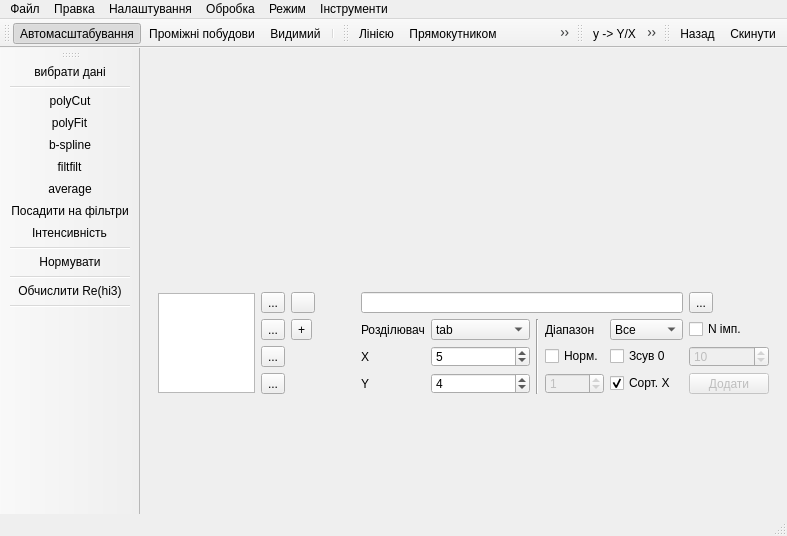
First picture: the form in mainwindow.ui, repository xkronosua/QTR, before the edit.
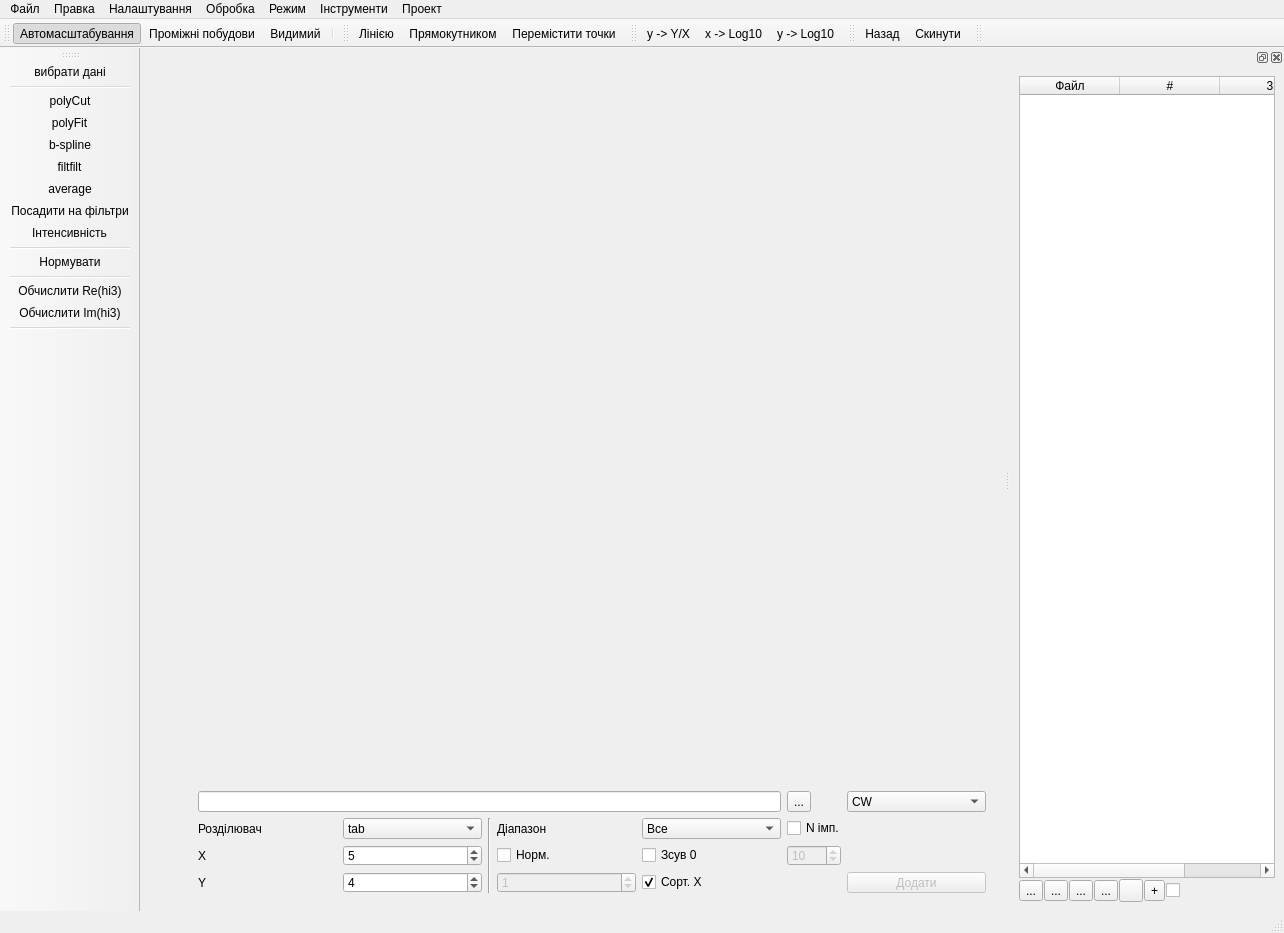
Second picture: the form after the edit. The open tabs and pages were chosen to show the change. Icons and pictures are not drawn.

Patch:
```diff
--- a/mainwindow.ui
+++ b/mainwindow.ui
@@ -6,14 +6,14 @@
    <rect>
     <x>0</x>
     <y>0</y>
-    <width>787</width>
-    <height>536</height>
+    <width>1284</width>
+    <height>933</height>
    </rect>
   </property>
   <property name="sizePolicy">
-   <sizepolicy hsizetype="MinimumExpanding" vsizetype="MinimumExpanding">
-    <horstretch>0</horstretch>
-    <verstretch>0</verstretch>
+   <sizepolicy hsizetype="Maximum" vsizetype="MinimumExpanding">
+    <horstretch>100</horstretch>
+    <verstretch>100</verstretch>
    </sizepolicy>
   </property>
   <property name="minimumSize">
@@ -63,7 +63,7 @@
     <item>
      <widget class="QWidget" name="horizontalWidget" native="true">
       <property name="sizePolicy">
-       <sizepolicy hsizetype="MinimumExpanding" vsizetype="MinimumExpanding">
+       <sizepolicy hsizetype="Expanding" vsizetype="Expanding">
         <horstretch>0</horstretch>
         <verstretch>0</verstretch>
        </sizepolicy>
@@ -73,7 +73,27 @@
         <enum>QLayout::SetMinAndMaxSize</enum>
        </property>
        <item>
-        <layout class="QVBoxLayout" name="mplWidget"/>
+        <layout class="QHBoxLayout" name="mplWidget">
+         <property name="spacing">
+          <number>1</number>
+         </property>
+         <property name="sizeConstraint">
+          <enum>QLayout::SetMinAndMaxSize</enum>
+         </property>
+         <item>
+          <spacer name="verticalSpacer">
+           <property name="orientation">
+            <enum>Qt::Vertical</enum>
+           </property>
+           <property name="sizeHint" stdset="0">
+            <size>
+             <width>20</width>
+             <height>0</height>
+            </size>
+           </property>
+          </spacer>
+         </item>
+        </layout>
        </item>
       </layout>
      </widget>
@@ -81,7 +101,7 @@
     <item>
      <widget class="QStackedWidget" name="stackedWidget">
       <property name="sizePolicy">
-       <sizepolicy hsizetype="Expanding" vsizetype="MinimumExpanding">
+       <sizepolicy hsizetype="Expanding" vsizetype="Minimum">
         <horstretch>0</horstretch>
         <verstretch>0</verstretch>
        </sizepolicy>
@@ -96,8 +116,14 @@
        <number>3</number>
       </property>
       <widget class="QWidget" name="page_Data">
+       <property name="sizePolicy">
+        <sizepolicy hsizetype="Maximum" vsizetype="MinimumExpanding">
+         <horstretch>0</horstretch>
+         <verstretch>0</verstretch>
+        </sizepolicy>
+       </property>
        <layout class="QGridLayout" name="gridLayout_4">
-        <item row="3" column="9">
+        <item row="3" column="10">
          <widget class="QSpinBox" name="mColumn">
           <property name="enabled">
            <bool>false</bool>
@@ -107,131 +133,73 @@
           </property>
          </widget>
         </item>
-        <item row="3" column="6">
+        <item row="3" column="7">
          <widget class="QLabel" name="label_2">
           <property name="text">
            <string>Y</string>
           </property>
          </widget>
         </item>
-        <item row="1" column="3">
-         <widget class="QToolButton" name="rowMoveUp">
+        <item row="2" column="10">
+         <widget class="QCheckBox" name="isNormColumn">
           <property name="text">
-           <string>...</string>
+           <string>Норм.</string>
           </property>
-          <property name="icon">
-           <iconset>
-            <normaloff>buttons/up.svg</normaloff>buttons/up.svg</iconset>
+          <property name="checked">
+           <bool>false</bool>
           </property>
          </widget>
         </item>
-        <item row="1" column="8" rowspan="3">
+        <item row="1" column="9" rowspan="3">
          <widget class="Line" name="line">
           <property name="orientation">
            <enum>Qt::Vertical</enum>
           </property>
          </widget>
         </item>
-        <item row="1" column="9">
+        <item row="1" column="10">
          <widget class="QLabel" name="label_4">
           <property name="text">
            <string>Діапазон</string>
           </property>
          </widget>
         </item>
-        <item row="2" column="9">
-         <widget class="QCheckBox" name="isNormColumn">
-          <property name="text">
-           <string>Норм.</string>
-          </property>
-          <property name="checked">
-           <bool>false</bool>
-          </property>
-         </widget>
-        </item>
-        <item row="3" column="7">
+        <item row="3" column="8">
          <widget class="QSpinBox" name="yColumn">
           <property name="value">
            <number>4</number>
           </property>
          </widget>
         </item>
-        <item row="0" column="6" colspan="5">
+        <item row="0" column="7" colspan="5">
          <widget class="QLineEdit" name="filePath">
           <property name="echoMode">
            <enum>QLineEdit::Normal</enum>
           </property>
          </widget>
         </item>
-        <item row="0" column="11">
+        <item row="0" column="12">
          <widget class="QToolButton" name="selectFile">
           <property name="text">
            <string>...</string>
           </property>
          </widget>
         </item>
-        <item row="1" column="6">
+        <item row="1" column="7">
          <widget class="QLabel" name="label_3">
           <property name="text">
            <string>Розділювач</string>
           </property>
          </widget>
         </item>
-        <item row="2" column="10">
+        <item row="2" column="11">
          <widget class="QCheckBox" name="shift0">
           <property name="text">
            <string>Зсув 0</string>
           </property>
          </widget>
         </item>
-        <item row="0" column="0" rowspan="4" colspan="3">
-         <widget class="QTableWidget" name="namesTable">
-          <property name="maximumSize">
-           <size>
-            <width>400</width>
-            <height>100</height>
-           </size>
-          </property>
-          <property name="editTriggers">
-           <set>QAbstractItemView::DoubleClicked</set>
-          </property>
-          <property name="alternatingRowColors">
-           <bool>true</bool>
-          </property>
-          <property name="selectionMode">
-           <enum>QAbstractItemView::ExtendedSelection</enum>
-          </property>
-          <property name="selectionBehavior">
-           <enum>QAbstractItemView::SelectRows</enum>
-          </property>
-          <property name="columnCount">
-           <number>1</number>
-          </property>
-          <attribute name="horizontalHeaderVisible">
-           <bool>false</bool>
-          </attribute>
-          <attribute name="horizontalHeaderCascadingSectionResizes">
-           <bool>true</bool>
-          </attribute>
-          <attribute name="horizontalHeaderShowSortIndicator" stdset="0">
-           <bool>false</bool>
-          </attribute>
-          <attribute name="horizontalHeaderStretchLastSection">
-           <bool>false</bool>
-          </attribute>
-          <attribute name="verticalHeaderCascadingSectionResizes">
-           <bool>false</bool>
-          </attribute>
-          <attribute name="verticalHeaderShowSortIndicator" stdset="0">
-           <bool>true</bool>
-          </attribute>
-          <attribute name="verticalHeaderStretchLastSection">
-           <bool>false</bool>
-          </attribute>
-          <column/>
-         </widget>
-        </item>
-        <item row="0" column="5" rowspan="4">
+        <item row="0" column="6" rowspan="4">
          <spacer name="horizontalSpacer">
           <property name="orientation">
            <enum>Qt::Horizontal</enum>
@@ -247,33 +215,14 @@
           </property>
          </spacer>
         </item>
-        <item row="3" column="3">
-         <widget class="QToolButton" name="saveData">
-          <property name="text">
-           <string>...</string>
-          </property>
-          <property name="icon">
-           <iconset>
-            <normaloff>buttons/save.svg</normaloff>buttons/save.svg</iconset>
-          </property>
-         </widget>
-        </item>
-        <item row="0" column="4">
-         <widget class="QToolButton" name="multiPlot">
-          <property name="icon">
-           <iconset>
-            <normaloff>buttons/multiPlot.png</normaloff>buttons/multiPlot.png</iconset>
-          </property>
-         </widget>
-        </item>
-        <item row="2" column="7">
+        <item row="2" column="8">
          <widget class="QSpinBox" name="xColumn">
           <property name="value">
            <number>5</number>
           </property>
          </widget>
         </item>
-        <item row="1" column="10">
+        <item row="1" column="11">
          <widget class="QComboBox" name="selectPartOfData">
           <item>
            <property name="text">
@@ -292,7 +241,7 @@
           </item>
          </widget>
         </item>
-        <item row="1" column="7">
+        <item row="1" column="8">
          <widget class="QComboBox" name="delimiter">
           <property name="currentIndex">
            <number>2</number>
@@ -334,18 +283,7 @@
           </item>
          </widget>
         </item>
-        <item row="0" column="3">
-         <widget class="QToolButton" name="deleteData">
-          <property name="text">
-           <string>...</string>
-          </property>
-          <property name="icon">
-           <iconset>
-            <normaloff>buttons/remove.svg</normaloff>buttons/remove.svg</iconset>
-          </property>
-         </widget>
-        </item>
-        <item row="2" column="6">
+        <item row="2" column="7">
          <widget class="QLabel" name="label">
           <property name="text">
            <string>X</string>
@@ -353,57 +291,37 @@
          </widget>
         </item>
         <item row="3" column="11">
-         <widget class="QPushButton" name="addToTable">
-          <property name="enabled">
-           <bool>false</bool>
-          </property>
+         <widget class="QCheckBox" name="autoSortData">
           <property name="text">
-           <string>Додати</string>
+           <string>Сорт. Х</string>
           </property>
-          <property name="icon">
-           <iconset>
-            <normaloff>buttons/add.svg</normaloff>buttons/add.svg</iconset>
+          <property name="checked">
+           <bool>true</bool>
           </property>
-          <property name="iconSize">
-           <size>
-            <width>16</width>
-            <height>16</height>
-           </size>
-          </property>
          </widget>
         </item>
-        <item row="2" column="3">
-         <widget class="QToolButton" name="rowMoveDown">
-          <property name="text">
-           <string>...</string>
-          </property>
-          <property name="icon">
-           <iconset>
-            <normaloff>buttons/down.svg</normaloff>buttons/down.svg</iconset>
-          </property>
+        <item row="0" column="13">
+         <widget class="QComboBox" name="exp_type">
+          <item>
+           <property name="text">
+            <string>CW</string>
+           </property>
+          </item>
+          <item>
+           <property name="text">
+            <string>PICO</string>
+           </property>
+          </item>
          </widget>
         </item>
-        <item row="1" column="4">
-         <widget class="QToolButton" name="joinDataArrays">
-          <property name="cursor">
-           <cursorShape>CrossCursor</cursorShape>
-          </property>
-          <property name="text">
-           <string>+</string>
-          </property>
-          <property name="shortcut">
-           <string>Ctrl+J</string>
-          </property>
-         </widget>
-        </item>
-        <item row="1" column="11">
+        <item row="1" column="12" colspan="2">
          <widget class="QCheckBox" name="startStepAverage">
           <property name="text">
            <string>N імп.</string>
           </property>
          </widget>
         </item>
-        <item row="2" column="11">
+        <item row="2" column="12">
          <widget class="QSpinBox" name="startStepAverage_N">
           <property name="enabled">
            <bool>false</bool>
@@ -419,13 +337,23 @@
           </property>
          </widget>
         </item>
-        <item row="3" column="10">
-         <widget class="QCheckBox" name="autoSortData">
+        <item row="3" column="13">
+         <widget class="QPushButton" name="addToTable">
+          <property name="enabled">
+           <bool>false</bool>
+          </property>
           <property name="text">
-           <string>Сорт. Х</string>
+           <string>Додати</string>
           </property>
-          <property name="checked">
-           <bool>true</bool>
+          <property name="icon">
+           <iconset>
+            <normaloff>buttons/add.svg</normaloff>buttons/add.svg</iconset>
+          </property>
+          <property name="iconSize">
+           <size>
+            <width>16</width>
+            <height>16</height>
+           </size>
           </property>
          </widget>
         </item>
@@ -1511,8 +1439,8 @@
     <rect>
      <x>0</x>
      <y>0</y>
-     <width>787</width>
-     <height>22</height>
+     <width>1284</width>
+     <height>32</height>
     </rect>
    </property>
    <widget class="QMenu" name="menu">
@@ -1622,6 +1550,14 @@
      <string>Інструменти</string>
     </property>
     <addaction name="console"/>
+    <addaction name="separator"/>
+    <addaction name="actionDataDock"/>
+   </widget>
+   <widget class="QMenu" name="menu_5">
+    <property name="title">
+     <string>Проект</string>
+    </property>
+    <addaction name="actionDelProjHistory"/>
    </widget>
    <addaction name="menu_4"/>
    <addaction name="menu_Hist"/>
@@ -1629,6 +1565,7 @@
    <addaction name="menu_2"/>
    <addaction name="menu_3"/>
    <addaction name="menu_7"/>
+   <addaction name="menu_5"/>
   </widget>
   <widget class="QToolBar" name="toolBarGraph">
    <property name="acceptDrops">
@@ -1733,8 +1670,211 @@
    <addaction name="actionNormData"/>
    <addaction name="separator"/>
    <addaction name="actionReHi3"/>
+   <addaction name="actionImHi3"/>
    <addaction name="separator"/>
   </widget>
+  <widget class="QDockWidget" name="DataDock">
+   <property name="features">
+    <set>QDockWidget::AllDockWidgetFeatures</set>
+   </property>
+   <attribute name="dockWidgetArea">
+    <number>2</number>
+   </attribute>
+   <widget class="QWidget" name="dockWidgetContents">
+    <layout class="QVBoxLayout" name="verticalLayout_5">
+     <item>
+      <layout class="QVBoxLayout" name="verticalLayout_4">
+       <property name="spacing">
+        <number>1</number>
+       </property>
+       <property name="sizeConstraint">
+        <enum>QLayout::SetMinimumSize</enum>
+       </property>
+       <item>
+        <widget class="QTableWidget" name="namesTable">
+         <property name="sizePolicy">
+          <sizepolicy hsizetype="Expanding" vsizetype="Expanding">
+           <horstretch>0</horstretch>
+           <verstretch>0</verstretch>
+          </sizepolicy>
+         </property>
+         <property name="maximumSize">
+          <size>
+           <width>400</width>
+           <height>60000</height>
+          </size>
+         </property>
+         <property name="editTriggers">
+          <set>QAbstractItemView::DoubleClicked</set>
+         </property>
+         <property name="dragEnabled">
+          <bool>true</bool>
+         </property>
+         <property name="dragDropOverwriteMode">
+          <bool>false</bool>
+         </property>
+         <property name="dragDropMode">
+          <enum>QAbstractItemView::NoDragDrop</enum>
+         </property>
+         <property name="defaultDropAction">
+          <enum>Qt::MoveAction</enum>
+         </property>
+         <property name="alternatingRowColors">
+          <bool>true</bool>
+         </property>
+         <property name="selectionMode">
+          <enum>QAbstractItemView::ExtendedSelection</enum>
+         </property>
+         <property name="selectionBehavior">
+          <enum>QAbstractItemView::SelectRows</enum>
+         </property>
+         <property name="columnCount">
+          <number>3</number>
+         </property>
+         <attribute name="horizontalHeaderVisible">
+          <bool>true</bool>
+         </attribute>
+         <attribute name="horizontalHeaderCascadingSectionResizes">
+          <bool>true</bool>
+         </attribute>
+         <attribute name="horizontalHeaderMinimumSectionSize">
+          <number>15</number>
+         </attribute>
+         <attribute name="horizontalHeaderShowSortIndicator" stdset="0">
+          <bool>false</bool>
+         </attribute>
+         <attribute name="horizontalHeaderStretchLastSection">
+          <bool>true</bool>
+         </attribute>
+         <attribute name="verticalHeaderCascadingSectionResizes">
+          <bool>true</bool>
+         </attribute>
+         <attribute name="verticalHeaderShowSortIndicator" stdset="0">
+          <bool>true</bool>
+         </attribute>
+         <attribute name="verticalHeaderStretchLastSection">
+          <bool>false</bool>
+         </attribute>
+         <column>
+          <property name="text">
+           <string>Файл</string>
+          </property>
+         </column>
+         <column>
+          <property name="text">
+           <string>#</string>
+          </property>
+         </column>
+         <column/>
+        </widget>
+       </item>
+       <item>
+        <layout class="QGridLayout" name="gridLayout_17">
+         <property name="sizeConstraint">
+          <enum>QLayout::SetMaximumSize</enum>
+         </property>
+         <item row="0" column="5">
+          <widget class="QToolButton" name="joinDataArrays">
+           <property name="cursor">
+            <cursorShape>CrossCursor</cursorShape>
+           </property>
+           <property name="toolTip">
+            <string>Об’єднати дані</string>
+           </property>
+           <property name="text">
+            <string>+</string>
+           </property>
+           <property name="shortcut">
+            <string>Ctrl+J</string>
+           </property>
+          </widget>
+         </item>
+         <item row="0" column="4">
+          <widget class="QToolButton" name="multiPlot">
+           <property name="icon">
+            <iconset>
+             <normaloff>buttons/multiPlot.png</normaloff>buttons/multiPlot.png</iconset>
+           </property>
+          </widget>
+         </item>
+         <item row="0" column="6">
+          <widget class="QCheckBox" name="workWithSelectedData">
+           <property name="toolTip">
+            <string>Застосовувати операції до обраних даних</string>
+           </property>
+           <property name="text">
+            <string/>
+           </property>
+          </widget>
+         </item>
+         <item row="0" column="2">
+          <widget class="QToolButton" name="rowMoveDown">
+           <property name="text">
+            <string>...</string>
+           </property>
+           <property name="icon">
+            <iconset>
+             <normaloff>buttons/down.svg</normaloff>buttons/down.svg</iconset>
+           </property>
+          </widget>
+         </item>
+         <item row="0" column="0">
+          <widget class="QToolButton" name="deleteData">
+           <property name="sizePolicy">
+            <sizepolicy hsizetype="Fixed" vsizetype="Fixed">
+             <horstretch>0</horstretch>
+             <verstretch>0</verstretch>
+            </sizepolicy>
+           </property>
+           <property name="text">
+            <string>...</string>
+           </property>
+           <property name="icon">
+            <iconset>
+             <normaloff>buttons/remove.svg</normaloff>buttons/remove.svg</iconset>
+           </property>
+          </widget>
+         </item>
+         <item row="0" column="3">
+          <widget class="QToolButton" name="rowMoveUp">
+           <property name="text">
+            <string>...</string>
+           </property>
+           <property name="icon">
+            <iconset>
+             <normaloff>buttons/up.svg</normaloff>buttons/up.svg</iconset>
+           </property>
+          </widget>
+         </item>
+         <item row="0" column="1">
+          <widget class="QToolButton" name="saveData">
+           <property name="text">
+            <string>...</string>
+           </property>
+           <property name="icon">
+            <iconset>
+             <normaloff>buttons/save.svg</normaloff>buttons/save.svg</iconset>
+           </property>
+          </widget>
+         </item>
+        </layout>
+       </item>
+      </layout>
+     </item>
+    </layout>
+   </widget>
+  </widget>
+  <widget class="QToolBar" name="toolBar">
+   <property name="windowTitle">
+    <string>toolBar</string>
+   </property>
+   <attribute name="toolBarArea">
+    <enum>TopToolBarArea</enum>
+   </attribute>
+   <attribute name="toolBarBreak">
+    <bool>false</bool>
+   </attribute>
+  </widget>
   <action name="saveSettings">
    <property name="text">
     <string>зберегти</string>
@@ -2132,6 +2272,53 @@
     <string>Розвернути</string>
    </property>
   </action>
+  <action name="actionImHi3">
+   <property name="icon">
+    <iconset>
+     <normaloff>ui/buttons/ImHi3.png</normaloff>ui/buttons/ImHi3.png</iconset>
+   </property>
+   <property name="text">
+    <string>Обчислити Im(hi3)</string>
+   </property>
+  </action>
+  <action name="actionDataDock">
+   <property name="text">
+    <string>Панель даних</string>
+   </property>
+  </action>
+  <action name="norm_Shift0Xh">
+   <property name="checkable">
+    <bool>true</bool>
+   </property>
+   <property name="text">
+    <string>Центрувати по X вручну</string>
+   </property>
+  </action>
+  <action name="actionSaveProject">
+   <property name="text">
+    <string>Зберегти проект</string>
+   </property>
+  </action>
+  <action name="actionSaveAll">
+   <property name="text">
+    <string>Зберегти все</string>
+   </property>
+  </action>
+  <action name="actionOpenProject">
+   <property name="text">
+    <string>Відкрити проект</string>
+   </property>
+  </action>
+  <action name="actionDelProjHistory">
+   <property name="text">
+    <string>Очистити історію</string>
+   </property>
+  </action>
+  <action name="norm_AtX">
+   <property name="text">
+    <string>нормувати в Х</string>
+   </property>
+  </action>
  </widget>
  <tabstops>
   <tabstop>filtersList</tabstop>
```
Left out of the diff: 292 changed lines with no effect on the pictures.
